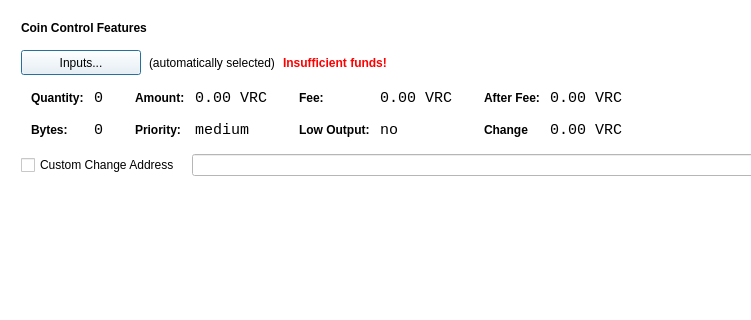
The window that src/qt/forms/sendcoinsdialog.ui (VeriConomy/vericoin) describes before a commit, drawn with Qt 5; both pictures show x 0 to 751 and y 0 to 320 of the 1024 by 768 pixel window.
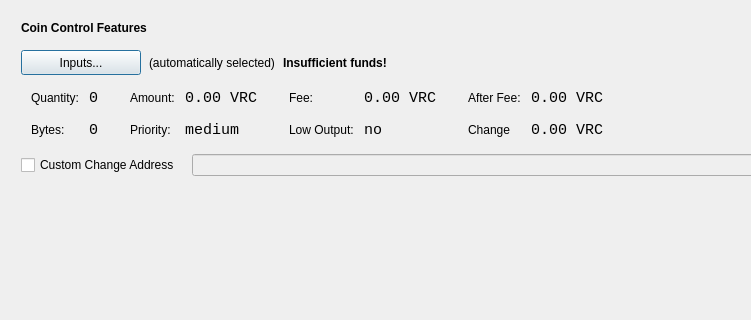
The same window after the commit. Icons and pictures are not drawn.

```diff
--- a/src/qt/forms/sendcoinsdialog.ui
+++ b/src/qt/forms/sendcoinsdialog.ui
@@ -13,9 +13,6 @@
   <property name="windowTitle">
    <string>Send Coins</string>
   </property>
-  <property name="styleSheet">
-   <string notr="true">background: white;</string>
-  </property>
   <layout class="QVBoxLayout" name="verticalLayout" stretch="0,1,0">
    <property name="bottomMargin">
     <number>8</number>
@@ -86,9 +83,6 @@
               <bold>true</bold>
              </font>
             </property>
-            <property name="styleSheet">
-             <string notr="true">font-weight:bold;</string>
-            </property>
             <property name="text">
              <string>Coin Control Features</string>
             </property>
@@ -112,9 +106,6 @@
               <height>25</height>
              </size>
             </property>
-            <property name="styleSheet">
-             <string notr="true"/>
-            </property>
             <property name="text">
              <string>Inputs...</string>
             </property>
@@ -138,9 +129,6 @@
               <bold>true</bold>
              </font>
             </property>
-            <property name="styleSheet">
-             <string notr="true">color:red;font-weight:bold;</string>
-            </property>
             <property name="text">
              <string>Insufficient funds!</string>
             </property>
@@ -221,9 +209,6 @@
                </property>
                <item row="0" column="0">
                 <widget class="QLabel" name="labelCoinControlQuantityText">
-                 <property name="styleSheet">
-                  <string notr="true">font-weight:bold;</string>
-                 </property>
                  <property name="text">
                   <string>Quantity:</string>
                  </property>
@@ -259,9 +244,6 @@
                </item>
                <item row="1" column="0">
                 <widget class="QLabel" name="labelCoinControlBytesText">
-                 <property name="styleSheet">
-                  <string notr="true">font-weight:bold;</string>
-                 </property>
                  <property name="text">
                   <string>Bytes:</string>
                  </property>
@@ -310,9 +292,6 @@
                </property>
                <item row="0" column="0">
                 <widget class="QLabel" name="labelCoinControlAmountText">
-                 <property name="styleSheet">
-                  <string notr="true">font-weight:bold;</string>
-                 </property>
                  <property name="text">
                   <string>Amount:</string>
                  </property>
@@ -345,9 +324,6 @@
                </item>
                <item row="1" column="0">
                 <widget class="QLabel" name="labelCoinControlPriorityText">
-                 <property name="styleSheet">
-                  <string notr="true">font-weight:bold;</string>
-                 </property>
                  <property name="text">
                   <string>Priority:</string>
                  </property>
@@ -396,9 +372,6 @@
                </property>
                <item row="0" column="0">
                 <widget class="QLabel" name="labelCoinControlFeeText">
-                 <property name="styleSheet">
-                  <string notr="true">font-weight:bold;</string>
-                 </property>
                  <property name="text">
                   <string>Fee:</string>
                  </property>
@@ -431,9 +404,6 @@
                </item>
                <item row="1" column="0">
                 <widget class="QLabel" name="labelCoinControlLowOutputText">
-                 <property name="styleSheet">
-                  <string notr="true">font-weight:bold;</string>
-                 </property>
                  <property name="text">
                   <string>Low Output:</string>
                  </property>
@@ -482,9 +452,6 @@
                </property>
                <item row="0" column="0">
                 <widget class="QLabel" name="labelCoinControlAfterFeeText">
-                 <property name="styleSheet">
-                  <string notr="true">font-weight:bold;</string>
-                 </property>
                  <property name="text">
                   <string>After Fee:</string>
                  </property>
@@ -517,9 +484,6 @@
                </item>
                <item row="1" column="0">
                 <widget class="QLabel" name="labelCoinControlChangeText">
-                 <property name="styleSheet">
-                  <string notr="true">font-weight:bold;</string>
-                 </property>
                  <property name="text">
                   <string>Change</string>
                  </property>
@@ -644,12 +608,9 @@
         <x>0</x>
         <y>0</y>
         <width>1006</width>
-        <height>522</height>
+        <height>536</height>
        </rect>
       </property>
-      <property name="styleSheet">
-       <string notr="true">background: white;</string>
-      </property>
       <layout class="QVBoxLayout" name="verticalLayout_2">
        <property name="leftMargin">
         <number>0</number>
@@ -706,9 +667,6 @@
        <property name="toolTip">
         <string>Send to multiple recipients at once</string>
        </property>
-       <property name="styleSheet">
-        <string notr="true"/>
-       </property>
        <property name="text">
         <string>Add &amp;Recipient</string>
        </property>
@@ -750,9 +708,6 @@
        <property name="toolTip">
         <string>Remove all transaction fields</string>
        </property>
-       <property name="styleSheet">
-        <string notr="true"/>
-       </property>
        <property name="text">
         <string>Clear &amp;All</string>
        </property>
@@ -858,9 +813,6 @@
        <property name="toolTip">
         <string>Confirm the send action</string>
        </property>
-       <property name="styleSheet">
-        <string notr="true"/>
-       </property>
        <property name="text">
         <string>VeriSend</string>
        </property>
@@ -902,9 +854,6 @@
        <property name="toolTip">
         <string>Confirm the send action</string>
        </property>
-       <property name="styleSheet">
-        <string notr="true"/>
-       </property>
        <property name="text">
         <string>Send</string>
        </property>
```
